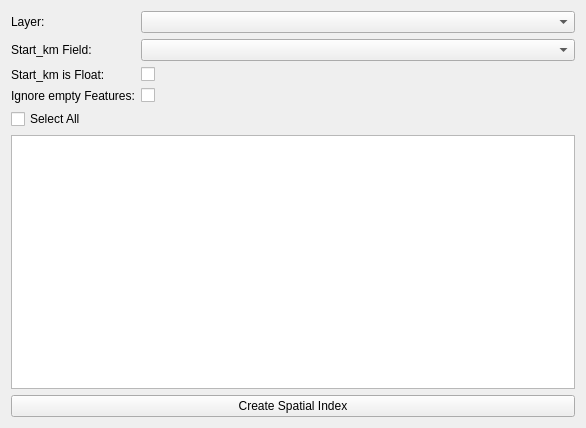
The window that ui/SettingsWidget.ui (c-mellueh/qgis_streckenkm) describes before a commit, drawn with Qt 5.
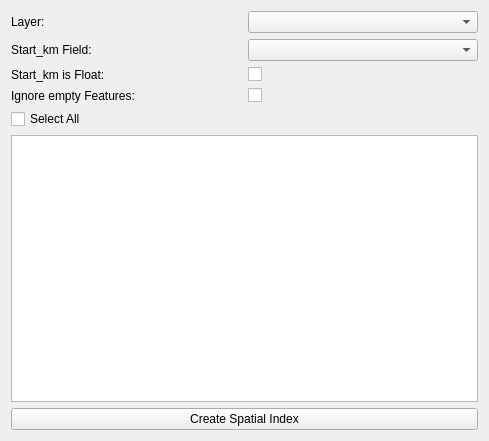
The same window after the commit. Custom widgets are drawn as their Qt base class.

Commit message: add Qgis Comboboxes to Settings Widget

```diff
--- a/ui/SettingsWidget.ui
+++ b/ui/SettingsWidget.ui
@@ -6,31 +6,62 @@
    <rect>
     <x>0</x>
     <y>0</y>
-    <width>586</width>
-    <height>428</height>
+    <width>489</width>
+    <height>441</height>
    </rect>
   </property>
   <property name="windowTitle">
    <string>Form</string>
   </property>
   <layout class="QGridLayout" name="gridLayout">
-   <item row="1" column="0">
+   <item row="8" column="0" colspan="2">
+    <widget class="QPushButton" name="pushButton">
+     <property name="text">
+      <string>Create Spatial Index</string>
+     </property>
+    </widget>
+   </item>
+   <item row="2" column="0">
     <widget class="QLabel" name="label__field">
      <property name="text">
       <string>Start_km Field:</string>
      </property>
     </widget>
    </item>
-   <item row="5" column="0" colspan="2">
-    <widget class="QListWidget" name="listWidget"/>
+   <item row="4" column="1">
+    <widget class="QCheckBox" name="checkBox_is_float">
+     <property name="text">
+      <string/>
+     </property>
+    </widget>
    </item>
-   <item row="2" column="0">
+   <item row="4" column="0">
     <widget class="QLabel" name="label_is_float">
      <property name="text">
       <string>Start_km is Float:</string>
      </property>
     </widget>
    </item>
+   <item row="0" column="1">
+    <widget class="QgsMapLayerComboBox" name="comboBox_layer"/>
+   </item>
+   <item row="7" column="0" colspan="2">
+    <widget class="QListWidget" name="listWidget"/>
+   </item>
+   <item row="5" column="0">
+    <widget class="QLabel" name="label_ignore_empty">
+     <property name="text">
+      <string>Ignore empty Features:</string>
+     </property>
+    </widget>
+   </item>
+   <item row="5" column="1">
+    <widget class="QCheckBox" name="checkBox_ignore_empty">
+     <property name="text">
+      <string/>
+     </property>
+    </widget>
+   </item>
    <item row="0" column="0">
     <widget class="QLabel" name="label_layer">
      <property name="text">
@@ -38,14 +69,7 @@
      </property>
     </widget>
    </item>
-   <item row="3" column="1">
-    <widget class="QCheckBox" name="checkBox_ignore_empty">
-     <property name="text">
-      <string/>
-     </property>
-    </widget>
-   </item>
-   <item row="4" column="0" colspan="2">
+   <item row="6" column="0" colspan="2">
     <widget class="QCheckBox" name="checkBox_select_all">
      <property name="text">
       <string>Select All</string>
@@ -53,41 +77,22 @@
     </widget>
    </item>
    <item row="2" column="1">
-    <widget class="QCheckBox" name="checkBox_is_float">
-     <property name="text">
-      <string/>
-     </property>
-    </widget>
-   </item>
-   <item row="1" column="1">
-    <widget class="QComboBox" name="comboBox_field"/>
-   </item>
-   <item row="3" column="0">
-    <widget class="QLabel" name="label_ignore_empty">
-     <property name="text">
-      <string>Ignore empty Features:</string>
-     </property>
-    </widget>
-   </item>
-   <item row="0" column="1">
-    <widget class="QComboBox" name="comboBox_layer">
-     <property name="sizePolicy">
-      <sizepolicy hsizetype="Preferred" vsizetype="Fixed">
-       <horstretch>1</horstretch>
-       <verstretch>0</verstretch>
-      </sizepolicy>
-     </property>
-    </widget>
-   </item>
-   <item row="6" column="0" colspan="2">
-    <widget class="QPushButton" name="pushButton">
-     <property name="text">
-      <string>Create Spatial Index</string>
-     </property>
-    </widget>
+    <widget class="QgsFieldComboBox" name="comboBox_field"/>
    </item>
   </layout>
  </widget>
+ <customwidgets>
+  <customwidget>
+   <class>QgsFieldComboBox</class>
+   <extends>QComboBox</extends>
+   <header>qgsfieldcombobox.h</header>
+  </customwidget>
+  <customwidget>
+   <class>QgsMapLayerComboBox</class>
+   <extends>QComboBox</extends>
+   <header>qgsmaplayercombobox.h</header>
+  </customwidget>
+ </customwidgets>
  <resources/>
  <connections/>
 </ui>
```
The commit also changes 2 other files.
